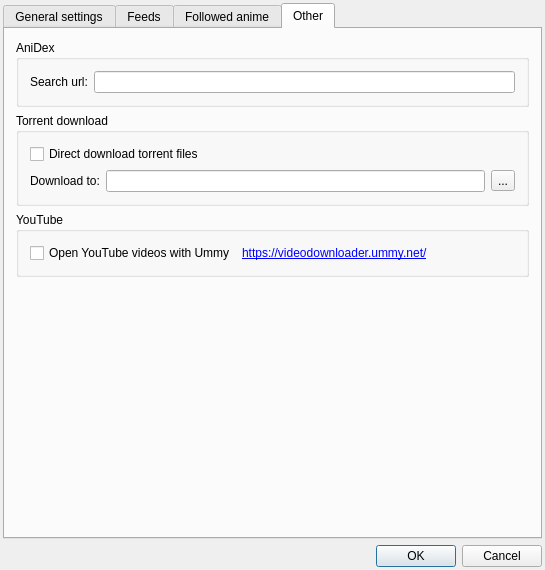
First picture: the form in OtakuManager/widgets/PrefWindow.ui, repository GhostWriterTNCS/OtakuManager, before the edit.
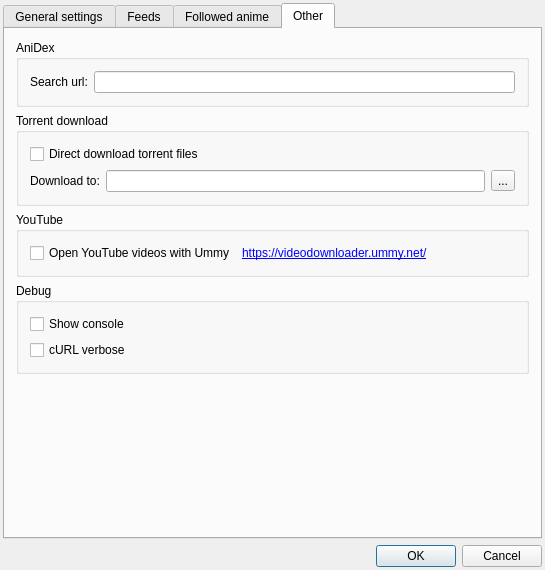
Second picture: the form after the edit. The open tabs and pages were chosen to show the change. Icons and pictures are not drawn.

Commit message: Added option for console. Improved Lua integration.

```diff
--- a/OtakuManager/widgets/PrefWindow.ui
+++ b/OtakuManager/widgets/PrefWindow.ui
@@ -467,6 +467,29 @@
          </layout>
         </widget>
        </item>
+       <item>
+        <widget class="QGroupBox" name="groupBox_4">
+         <property name="title">
+          <string>Debug</string>
+         </property>
+         <layout class="QVBoxLayout" name="verticalLayout_8">
+          <item>
+           <widget class="QCheckBox" name="console">
+            <property name="text">
+             <string>Show console</string>
+            </property>
+           </widget>
+          </item>
+          <item>
+           <widget class="QCheckBox" name="curlVerbose">
+            <property name="text">
+             <string>cURL verbose</string>
+            </property>
+           </widget>
+          </item>
+         </layout>
+        </widget>
+       </item>
        <item>
         <spacer name="verticalSpacer_3">
          <property name="orientation">
```
The commit also changes 7 other files.
